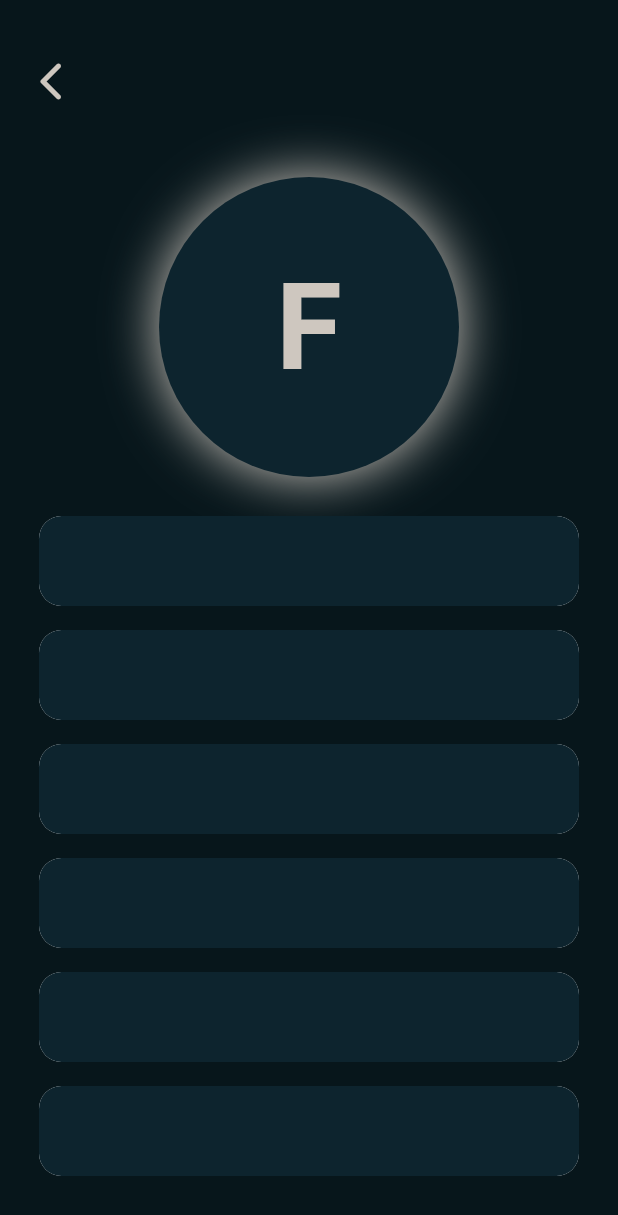
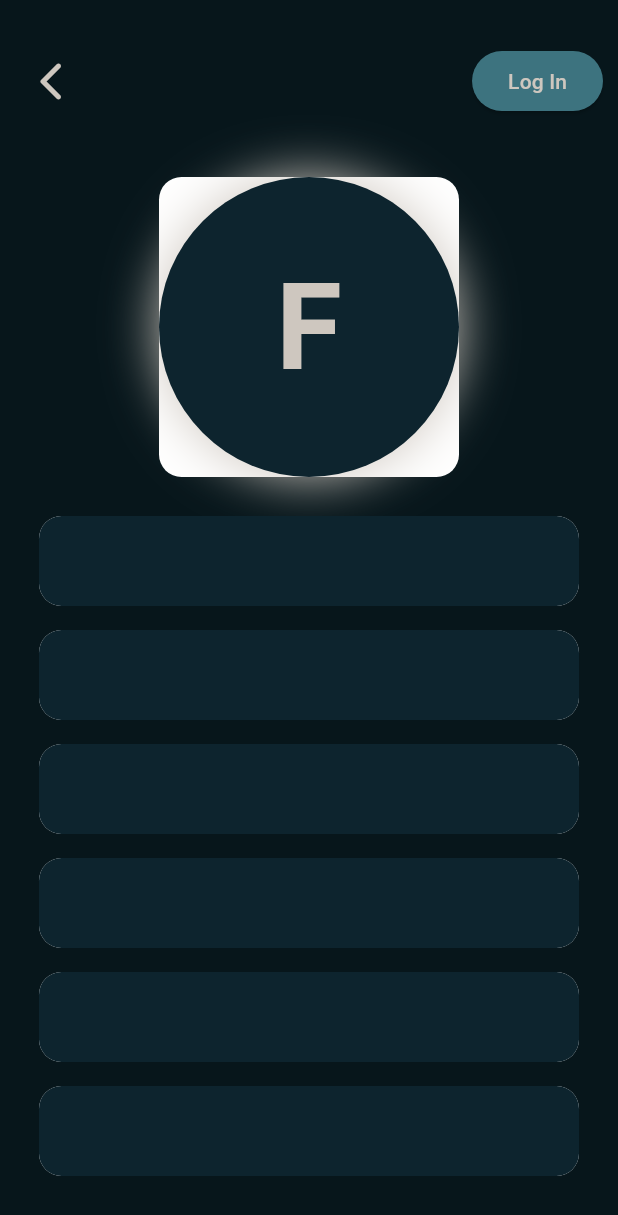
Before and after one commit to GeekyHichambel/Pawfect_Tasks, a Flutter app: the ProfilePane screen opened directly, on a phone screen of 412 x 824 dp. Shown: the top 1215 px of the screen. Run offline on Flutter 3.47's test engine with Material 3 defaults, Android fonts, the phone set to English and light mode, and no system bars; Roboto replaces fonts that are missing (Onset).

Commit message:
dev phase

```diff
--- a/lib/pages/ProfilePane.dart
+++ b/lib/pages/ProfilePane.dart
@@ -10,6 +10,7 @@ class ProfilePane extends StatefulWidget{
 
 class _ProfilePaneState extends State<ProfilePane>{
   bool imageUp = false;
+  bool loggedIn = false;
 
 
   @override
@@ -23,12 +24,28 @@ class _ProfilePaneState extends State<ProfilePane>{
             crossAxisAlignment: CrossAxisAlignment.start,
             children: [
               Padding(padding: const EdgeInsets.symmetric(vertical: 10.0,horizontal: 0.0),
-                child: IconButton(
+                child: Row(
+                  mainAxisAlignment: MainAxisAlignment.spaceBetween,
+                  children: [
+                    IconButton(
                         onPressed: (){
                           Navigator.pop(context);
                         }, icon: Icon(Icons.arrow_back_ios_new_rounded,
                       size: 30.0,
                       color: AppTheme.colors.blissCream,)),
+                    !loggedIn?ElevatedButton(onPressed: (){
+
+                    }, style: ButtonStyle(
+                      backgroundColor: MaterialStatePropertyAll<Color>(AppTheme.colors.onsetBlue),
+                    ),
+                        child: Text(
+                      'Log In',
+                      style: TextStyle(
+                        color: AppTheme.colors.blissCream,
+                      ),
+                    )): const SizedBox.shrink(),
+                  ],
+                ),
               ),
               Expanded(child:
               SingleChildScrollView(
@@ -37,6 +54,10 @@ class _ProfilePaneState extends State<ProfilePane>{
                   children: [
                     const SizedBox(height: 30.0,),
                     Center(
+                      child: Material(
+                        elevation: 5.0,
+                        shadowColor: Colors.transparent,
+                        borderRadius: BorderRadius.circular(15.0),
                         child: Container(
                           width: 200,
                           height: 200,
@@ -62,7 +83,8 @@ class _ProfilePaneState extends State<ProfilePane>{
                               ),
                             ),
                           ),
-                      ),),
+                        ),
+                      )),
                     const SizedBox(height: 10.0,),
                     Padding(padding: const EdgeInsetsDirectional.all(16.0),
                       child: ListView(
--- a/lib/pages/home.dart
+++ b/lib/pages/home.dart
@@ -35,29 +35,35 @@ class _HomeState extends State<Home>{
     }
 
   void _getTasks(){
-
+    // Fetch the tasks list
   }
 
   void _getPendingTasks(){
     //calculate pending tasks
     int tasks = 0;
+    setState(() {
       pendingTasks = tasks;
+    });
   }
 
   void _getStreak(){
     //fetch streak from db
     int streak = 0;
+    setState(() {
       StreakDays = streak;
+    });
   }
 
   void _getUserName(){
     //fetch name from db
     String Name = '';
+    setState(() {
       if (Name.isEmpty){
         UserName = 'Fella';
       }else{
         UserName = Name;
       }
+    });
   }
 
   void _updateTime(){
```
Also changed, not shown: pubspec.lock. Lines whose indentation alone changed are shown as unchanged.
